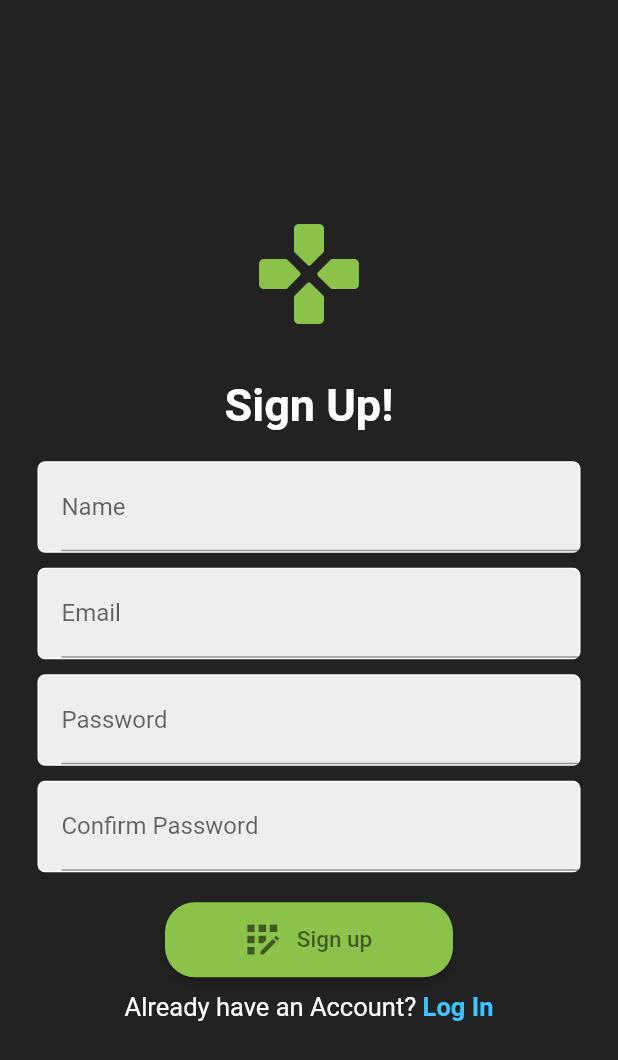
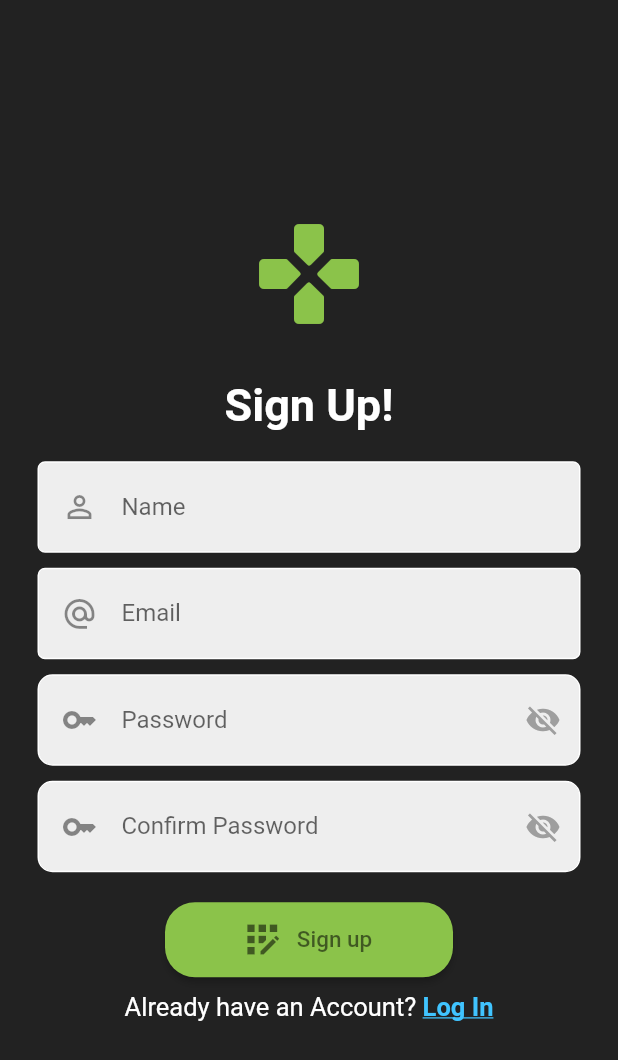
Before and after one commit to BeastformZK/final_project_mobprog, a Flutter app: the screen it shows after launch, after a tap on "Sign Up", on a phone screen of 412 x 824 dp. Shown: the top 1060 px of the screen. Run offline on Flutter 3.47's test engine with Material 2 defaults, Android fonts, the phone set to English and light mode, and no system bars; our stand-ins replace bottom_navy_bar, shared_preferences.

Commit message:
Login and Registration update

```diff
--- a/lib/Screens/login_screen.dart
+++ b/lib/Screens/login_screen.dart
@@ -18,6 +18,7 @@ class _LoginWidgetState extends State<LoginWidget> {
   final emailController = TextEditingController();
   final passwordController = TextEditingController();
   bool loading = false;
+  bool passwordVisible = true;
 
 
   void _loginUser() async {
@@ -31,7 +32,8 @@ class _LoginWidgetState extends State<LoginWidget> {
       });
       // ignore: use_build_context_synchronously
       ScaffoldMessenger.of(context)
-          .showSnackBar(SnackBar(content: Text('${response.error}')));
+          .showSnackBar(SnackBar(content: Text('${response.error}'))
+      );
     }
   }
 
@@ -41,8 +43,16 @@ class _LoginWidgetState extends State<LoginWidget> {
     await pref.setInt('userId', user.id ?? 0);
     // ignore: use_build_context_synchronously
     Navigator.of(context).pushAndRemoveUntil(
-        MaterialPageRoute(builder: (context) => const Homepage()),
-        (route) => false);
+        MaterialPageRoute(builder: (context) => const Homepage()
+        ),
+        (route) => false
+    );
+  }
+
+  @override
+  void initState() {
+    super.initState();
+    passwordVisible = false;
   }
 
   @override
@@ -56,8 +66,6 @@ class _LoginWidgetState extends State<LoginWidget> {
               child: Column(
                 mainAxisAlignment: MainAxisAlignment.center,
                 children: [
-                  Center(
-                    child: Column(children: [
                   const Icon(
                     Icons.gamepad_rounded,
                     size: 150,
@@ -69,7 +77,8 @@ class _LoginWidgetState extends State<LoginWidget> {
                     style: TextStyle(
                         fontWeight: FontWeight.bold,
                         fontSize: 40,
-                            color: Colors.white),
+                        color: Colors.white
+                    ),
                   ),
                   const SizedBox(height: 20),
                   Padding(
@@ -78,41 +87,64 @@ class _LoginWidgetState extends State<LoginWidget> {
                       decoration: BoxDecoration(
                           color: Colors.grey[200],
                           border: Border.all(color: Colors.white),
-                              borderRadius: BorderRadius.circular(5)),
+                          borderRadius: BorderRadius.circular(5)
+                      ),
                       child: Padding(
                         padding: const EdgeInsets.only(left: 15.0),
                         child: TextFormField(
                           keyboardType: TextInputType.emailAddress,
                           controller: emailController,
                           textInputAction: TextInputAction.next,
-                              validator: (val) =>
-                                  val!.isEmpty ? 'Invalid email address' : null,
-                              decoration:
-                                  const InputDecoration(labelText: 'Email'),
+                          validator: (val) => val!.isEmpty
+                              ? 'Invalid email address.'
+                              : null,
+                          decoration: const InputDecoration(
+                              labelText: 'Email',
+                              border: InputBorder.none,
+                              icon: Icon(Icons.alternate_email_outlined)
+                          ),
                         ),
                       ),
                     ),
                   ),
                   const SizedBox(height: 10),
                   Padding(
-                        padding: const EdgeInsets.symmetric(horizontal: 25.0),
+                    padding: const EdgeInsets.symmetric(horizontal: 25),
                     child: Container(
                       decoration: BoxDecoration(
                           color: Colors.grey[200],
                           border: Border.all(color: Colors.white),
-                              borderRadius: BorderRadius.circular(5)),
+                          borderRadius: BorderRadius.circular(10)
+                      ),
                       child: Padding(
-                            padding: const EdgeInsets.only(left: 15.0),
+                          padding: const EdgeInsets.only(left: 15),
                           child: TextFormField(
                             controller: passwordController,
+                            keyboardType: TextInputType.text,
+                            textInputAction: TextInputAction.done,
+                            obscureText: !passwordVisible,
                             validator: (val) => val!.length < 6
-                                  ? 'Required at least 6 chars'
+                                ? 'Required at least 6 characters.'
                                 : null,
-                              textInputAction: TextInputAction.done,
-                              decoration:
-                                  const InputDecoration(labelText: 'Password'),
-                              obscureText: true,
+                            decoration: InputDecoration(
+                              labelText: 'Password',
+                              border: InputBorder.none,
+                              icon: const Icon(Icons.key_outlined),
+                              suffixIcon: IconButton(
+                                icon: Icon(
+                                    passwordVisible
+                                        ? Icons.visibility
+                                        : Icons.visibility_off,
+                                    color: Colors.grey
                                 ),
+                                onPressed: () {
+                                  setState(() {
+                                    passwordVisible = !passwordVisible;
+                                  });
+                                },
+                              ),
+                            ),
+                          )
                       ),
                     ),
                   ),
@@ -120,15 +152,15 @@ class _LoginWidgetState extends State<LoginWidget> {
                   loading
                       ? const Center(child: CircularProgressIndicator())
                       : Padding(
-                              padding:
-                                  const EdgeInsets.symmetric(horizontal: 110.0),
+                    padding: const EdgeInsets.symmetric(horizontal: 110.0),
                     child: ElevatedButton.icon(
                         style: ElevatedButton.styleFrom(
                             minimumSize: const Size.fromHeight(50),
                             backgroundColor: Colors.lightGreen,
                             shape: RoundedRectangleBorder(
-                                          borderRadius:
-                                              BorderRadius.circular(20))),
+                                borderRadius: BorderRadius.circular(20)
+                            )
+                        ),
                         icon: const Icon(
                           Icons.login,
                           size: 30,
@@ -137,7 +169,9 @@ class _LoginWidgetState extends State<LoginWidget> {
                         label: const Text(
                           'Sign in',
                           style: TextStyle(
-                                        fontSize: 15, color: Colors.black54),
+                              fontSize: 15,
+                              color: Colors.black54
+                          ),
                         ),
                         onPressed: () {
                           if (formKey.currentState!.validate()) {
@@ -146,40 +180,46 @@ class _LoginWidgetState extends State<LoginWidget> {
                               _loginUser();
                             });
                           }
-                                  }),
+                        }
+                    ),
                   ),
                   const SizedBox(height: 10),
                   Row(
                     mainAxisAlignment: MainAxisAlignment.center,
                     children: [
                       const Text(
-                            'Not a Member?',
-                            style: TextStyle(fontSize: 17, color: Colors.white),
+                        'Not a Member? ',
+                        style: TextStyle(
+                            fontSize: 17,
+                            color: Colors.white
+                        ),
                       ),
                       GestureDetector(
                         onTap: () {
                           Navigator.of(context).pushAndRemoveUntil(
                               MaterialPageRoute(
-                                      builder: (context) =>
-                                          const RegisterWidget()),
-                                  (route) => false);
+                                  builder: (context) => const RegisterWidget()
+                              ),
+                                  (route) => false
+                          );
                         },
                         child: const Text(
-                              ' Sign Up',
+                          'Sign Up',
                           style: TextStyle(
                             color: Colors.lightBlueAccent,
                             fontSize: 17,
-                                  fontWeight: FontWeight.bold),
+                            fontWeight: FontWeight.bold,
+                            decoration: TextDecoration.underline,
+                          ),
                         ),
                       )
                     ],
                   )
-                    ]),
-                  ),
-                ],
+                ]
               ),
             ),
           ),
-        ));
+        )
+    );
   }
 }
--- a/lib/Screens/register_page.dart
+++ b/lib/Screens/register_page.dart
@@ -20,6 +20,8 @@ class _RegisterWidgetState extends State<RegisterWidget> {
   final emailController = TextEditingController();
   final passwordController = TextEditingController();
   final confirmPasswordController = TextEditingController();
+  bool passwordVisible = true;
+  bool confirmPasswordVisible = true;
 
   void _registerUser() async {
     ApiResponse response = await register(
@@ -32,7 +34,8 @@ class _RegisterWidgetState extends State<RegisterWidget> {
       });
       // ignore: use_build_context_synchronously
       ScaffoldMessenger.of(context)
-          .showSnackBar(SnackBar(content: Text('${response.error}')));
+          .showSnackBar(SnackBar(content: Text('${response.error}'))
+      );
     }
   }
 
@@ -43,8 +46,18 @@ class _RegisterWidgetState extends State<RegisterWidget> {
     await pref.setInt('userId', user.id ?? 0);
     // ignore: use_build_context_synchronously
     Navigator.of(context).pushAndRemoveUntil(
-        MaterialPageRoute(builder: (context) => const Homepage()),
-        (route) => false);
+        MaterialPageRoute(
+            builder: (context) => const Homepage()
+        ),
+        (route) => false
+    );
+  }
+
+  @override
+  void initState() {
+    super.initState();
+    passwordVisible = false;
+    confirmPasswordVisible = false;
   }
 
   @override
@@ -55,10 +68,9 @@ class _RegisterWidgetState extends State<RegisterWidget> {
         key: formKey,
         child: Center(
           child: SingleChildScrollView(
-            child:
-                Column(mainAxisAlignment: MainAxisAlignment.center, children: [
-              Center(
-                child: Column(children: [
+            child: Column(
+                mainAxisAlignment: MainAxisAlignment.center,
+                children: [
                   const Icon(
                     Icons.gamepad_rounded,
                     size: 80,
@@ -70,7 +82,8 @@ class _RegisterWidgetState extends State<RegisterWidget> {
                     style: TextStyle(
                         fontWeight: FontWeight.bold,
                         fontSize: 30,
-                        color: Colors.white),
+                        color: Colors.white
+                    ),
                   ),
                   const SizedBox(height: 20),
                   Padding(
@@ -79,14 +92,22 @@ class _RegisterWidgetState extends State<RegisterWidget> {
                       decoration: BoxDecoration(
                           color: Colors.grey[200],
                           border: Border.all(color: Colors.white),
-                          borderRadius: BorderRadius.circular(5)),
+                          borderRadius: BorderRadius.circular(5)
+                      ),
                       child: Padding(
                         padding: const EdgeInsets.only(left: 15.0),
                         child: TextFormField(
                           controller: nameController,
-                          validator: (val) =>
-                              val!.isEmpty ? 'Invalid name' : null,
-                          decoration: const InputDecoration(labelText: 'Name'),
+                          keyboardType: TextInputType.name,
+                          textInputAction: TextInputAction.next,
+                          validator: (val) => val!.isEmpty
+                              ? 'Invalid name.'
+                              : null,
+                          decoration: const InputDecoration(
+                            labelText: 'Name',
+                            border: InputBorder.none,
+                            icon: Icon(Icons.person_outline_outlined),
+                          ),
                         ),
                       ),
                     ),
@@ -98,60 +119,105 @@ class _RegisterWidgetState extends State<RegisterWidget> {
                       decoration: BoxDecoration(
                           color: Colors.grey[200],
                           border: Border.all(color: Colors.white),
-                          borderRadius: BorderRadius.circular(5)),
+                          borderRadius: BorderRadius.circular(5)
+                      ),
                       child: Padding(
                         padding: const EdgeInsets.only(left: 15.0),
                         child: TextFormField(
                           controller: emailController,
                           keyboardType: TextInputType.emailAddress,
-                          validator: (val) =>
-                              val!.isEmpty ? 'Invalid email address' : null,
-                          decoration: const InputDecoration(labelText: 'Email'),
+                          textInputAction: TextInputAction.next,
+                          validator: (val) => val!.isEmpty
+                              ? 'Invalid email address.'
+                              : null,
+                          decoration: const InputDecoration(
+                              labelText: 'Email',
+                              border: InputBorder.none,
+                              icon: Icon(Icons.alternate_email_outlined)
                           ),
-                      ),
-                    ),
-                  ),
-                ]),
-              ),
-              const SizedBox(height: 10),
-              Padding(
-                padding: const EdgeInsets.symmetric(horizontal: 25.0),
-                child: Container(
-                  decoration: BoxDecoration(
-                      color: Colors.grey[200],
-                      border: Border.all(color: Colors.white),
-                      borderRadius: BorderRadius.circular(5)),
-                  child: Padding(
-                    padding: const EdgeInsets.only(left: 15.0),
-                    child: TextFormField(
-                      controller: passwordController,
-                      validator: (val) =>
-                          val!.length < 6 ? 'Required at least 6 chars' : null,
-                      decoration: const InputDecoration(labelText: 'Password'),
-                      obscureText: true,
                         ),
                       ),
                     ),
                   ),
                   const SizedBox(height: 10),
                   Padding(
-                padding: const EdgeInsets.symmetric(horizontal: 25.0),
+                    padding: const EdgeInsets.symmetric(horizontal: 25),
                     child: Container(
                       decoration: BoxDecoration(
                           color: Colors.grey[200],
                           border: Border.all(color: Colors.white),
-                      borderRadius: BorderRadius.circular(5)),
+                          borderRadius: BorderRadius.circular(10)
+                      ),
                       child: Padding(
-                    padding: const EdgeInsets.only(left: 15.0),
+                          padding: const EdgeInsets.only(left: 15),
+                          child: TextFormField(
+                            controller: passwordController,
+                            keyboardType: TextInputType.text,
+                            textInputAction: TextInputAction.next,
+                            obscureText: !passwordVisible,
+                            validator: (val) => val!.length < 6
+                                ? 'Required at least 6 characters.'
+                                : null,
+                            decoration: InputDecoration(
+                              labelText: 'Password',
+                              border: InputBorder.none,
+                              icon: const Icon(Icons.key_outlined),
+                              suffixIcon: IconButton(
+                                icon: Icon(
+                                    passwordVisible
+                                        ? Icons.visibility
+                                        : Icons.visibility_off,
+                                    color: Colors.grey
+                                ),
+                                onPressed: () {
+                                  setState(() {
+                                    passwordVisible = !passwordVisible;
+                                  });
+                                },
+                              ),
+                            ),
+                          )
+                      ),
+                    ),
+                  ),
+                  const SizedBox(height: 10),
+                  Padding(
+                    padding: const EdgeInsets.symmetric(horizontal: 25),
+                    child: Container(
+                      decoration: BoxDecoration(
+                          color: Colors.grey[200],
+                          border: Border.all(color: Colors.white),
+                          borderRadius: BorderRadius.circular(10)
+                      ),
+                      child: Padding(
+                          padding: const EdgeInsets.only(left: 15),
                           child: TextFormField(
                             controller: confirmPasswordController,
+                            keyboardType: TextInputType.text,
+                            textInputAction: TextInputAction.done,
+                            obscureText: !confirmPasswordVisible,
                             validator: (val) => val != passwordController.text
-                          ? 'Confirm password does not match'
+                                ? 'Confirm Password does not match.'
                                 : null,
-                      decoration:
-                          const InputDecoration(labelText: 'Confirm Password'),
-                      obscureText: true,
+                            decoration: InputDecoration(
+                              labelText: 'Confirm Password',
+                              border: InputBorder.none,
+                              icon: const Icon(Icons.key_outlined),
+                              suffixIcon: IconButton(
+                                icon: Icon(
+                                    confirmPasswordVisible
+                                        ? Icons.visibility
+                                        : Icons.visibility_off,
+                                    color: Colors.grey
                                 ),
+                                onPressed: () {
+                                  setState(() {
+                                    confirmPasswordVisible = !confirmPasswordVisible;
+                                  });
+                                },
+                              ),
+                            ),
+                          )
                       ),
                     ),
                   ),
@@ -165,7 +231,9 @@ class _RegisterWidgetState extends State<RegisterWidget> {
                             minimumSize: const Size.fromHeight(50),
                             backgroundColor: Colors.lightGreen,
                             shape: RoundedRectangleBorder(
-                                  borderRadius: BorderRadius.circular(20))),
+                                borderRadius: BorderRadius.circular(20)
+                            )
+                        ),
                         icon: const Icon(
                           Icons.app_registration,
                           size: 30,
@@ -173,8 +241,10 @@ class _RegisterWidgetState extends State<RegisterWidget> {
                         ),
                         label: const Text(
                           'Sign up',
-                            style:
-                                TextStyle(fontSize: 15, color: Colors.black54),
+                          style: TextStyle(
+                              fontSize: 15,
+                              color: Colors.black54
+                          ),
                         ),
                         onPressed: () {
                           if (formKey.currentState!.validate()) {
@@ -183,34 +253,43 @@ class _RegisterWidgetState extends State<RegisterWidget> {
                               _registerUser();
                             });
                           }
-                          }),
+                        }
+                    ),
                   ),
                   const SizedBox(height: 10),
                   Row(
                     mainAxisAlignment: MainAxisAlignment.center,
                     children: [
                       const Text(
-                    'Already have an Account?',
-                    style: TextStyle(fontSize: 17, color: Colors.white),
+                        'Already have an Account? ',
+                        style: TextStyle(
+                            fontSize: 17,
+                            color: Colors.white
+                        ),
                       ),
                       GestureDetector(
                         onTap: () {
                           Navigator.of(context).pushAndRemoveUntil(
                               MaterialPageRoute(
-                              builder: (context) => const LoginWidget()),
-                          (route) => false);
+                                  builder: (context) => const LoginWidget()
+                              ),
+                                  (route) => false
+                          );
                         },
                         child: const Text(
-                      ' Log In',
+                          'Log In',
                           style: TextStyle(
                             color: Colors.lightBlueAccent,
                             fontSize: 17,
-                          fontWeight: FontWeight.bold),
+                            fontWeight: FontWeight.bold,
+                            decoration: TextDecoration.underline,
+                          ),
                         ),
                       ),
                     ],
                   ),
-            ]),
+                ]
+            ),
           ),
         ),
       ),
```
Lines whose indentation alone changed are shown as unchanged.
